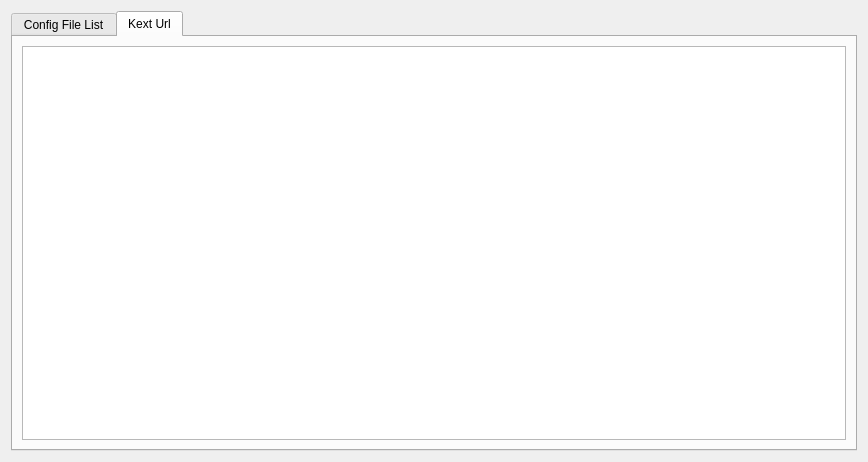
This is dlgdatabase.ui in ic005k/OCAuxiliaryTools as Qt 5 draws it before an edit. The edited form follows.
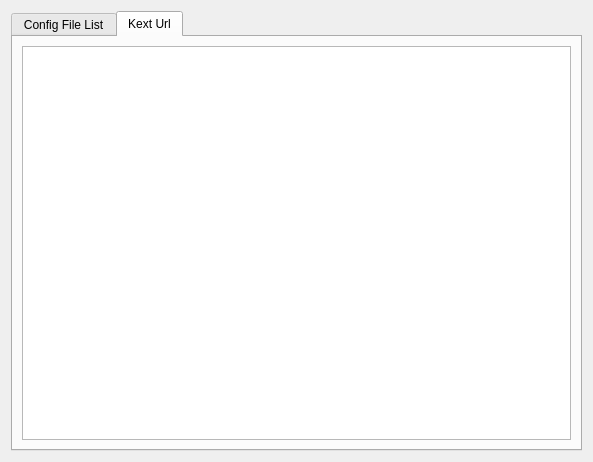
This is the edited form. Icons and pictures are not drawn.

Patch:
```diff
--- a/dlgdatabase.ui
+++ b/dlgdatabase.ui
@@ -6,7 +6,7 @@
    <rect>
     <x>0</x>
     <y>0</y>
-    <width>868</width>
+    <width>593</width>
     <height>462</height>
    </rect>
   </property>
@@ -122,8 +122,8 @@
           <string>&lt;!DOCTYPE HTML PUBLIC &quot;-//W3C//DTD HTML 4.0//EN&quot; &quot;http://www.w3.org/TR/REC-html40/strict.dtd&quot;&gt;
 &lt;html&gt;&lt;head&gt;&lt;meta name=&quot;qrichtext&quot; content=&quot;1&quot; /&gt;&lt;style type=&quot;text/css&quot;&gt;
 p, li { white-space: pre-wrap; }
-&lt;/style&gt;&lt;/head&gt;&lt;body style=&quot; font-family:'SimSun'; font-size:9pt; font-weight:400; font-style:normal;&quot;&gt;
-&lt;p style=&quot;-qt-paragraph-type:empty; margin-top:0px; margin-bottom:0px; margin-left:0px; margin-right:0px; -qt-block-indent:0; text-indent:0px;&quot;&gt;&lt;br /&gt;&lt;/p&gt;&lt;/body&gt;&lt;/html&gt;</string>
+&lt;/style&gt;&lt;/head&gt;&lt;body style=&quot; font-family:'.AppleSystemUIFont'; font-size:13pt; font-weight:400; font-style:normal;&quot;&gt;
+&lt;p style=&quot;-qt-paragraph-type:empty; margin-top:0px; margin-bottom:0px; margin-left:0px; margin-right:0px; -qt-block-indent:0; text-indent:0px; font-family:'SimSun'; font-size:9pt;&quot;&gt;&lt;br /&gt;&lt;/p&gt;&lt;/body&gt;&lt;/html&gt;</string>
          </property>
         </widget>
        </item>
```
